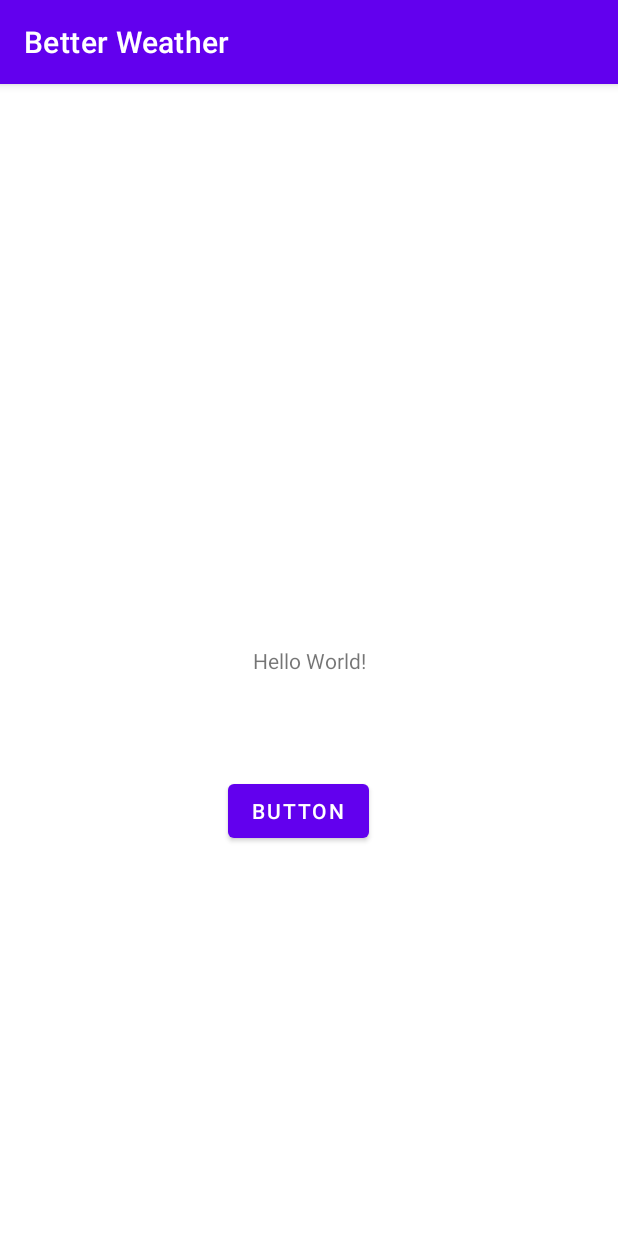
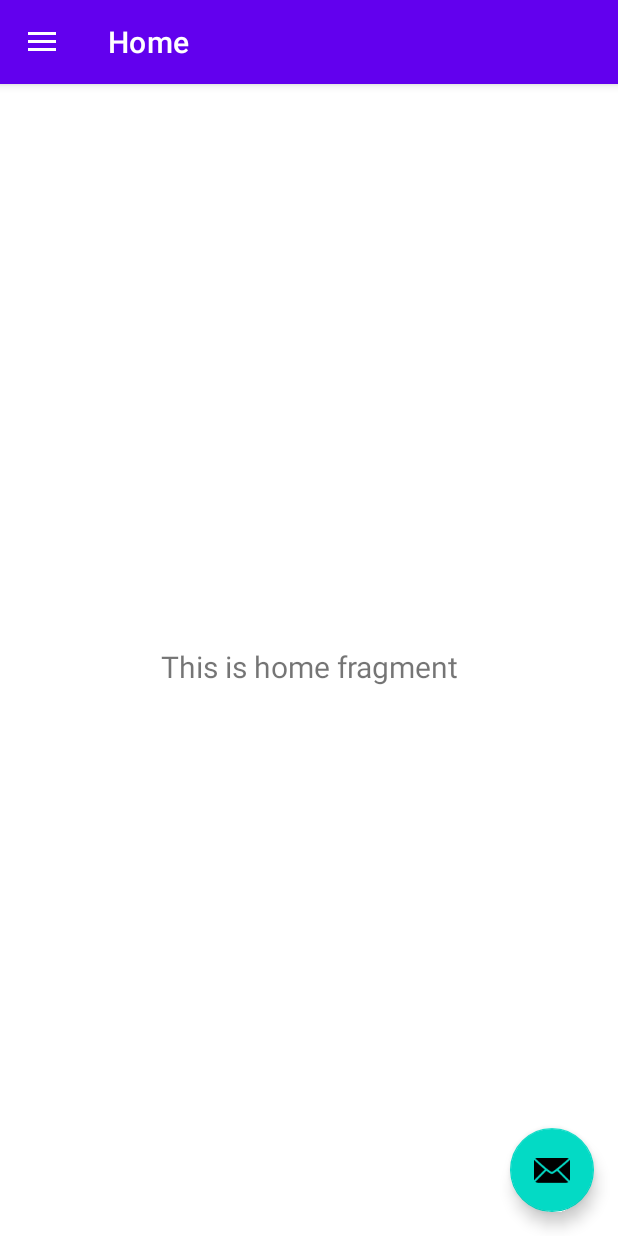
Before and after one commit to Elale1984/BetterWeather, an Android app: the screen it shows after launch once a user with an empty profile is signed in (MainActivity before the commit, HomeActivity after it), on a phone screen of 412 x 824 dp. Run offline under Robolectric (Android 15) with nearby library versions, the phone set to English and light mode, and no system bars; our stand-ins replace Firebase (no records; nobody signed in at launch, a user with empty details on screens opened directly), navigation-ui.

Commit message:
Finished logout functionality from nav drawer

```diff
--- a/app/src/main/java/com/heady/betterweather/view/LoginActivity.java
+++ b/app/src/main/java/com/heady/betterweather/view/LoginActivity.java
@@ -30,18 +30,15 @@ public class LoginActivity extends AppCompatActivity {
 
         // Check if user is signed in (non-null) and update UI accordingly.
         FirebaseUser currentUser = auth.getCurrentUser();
-
+        auth.signOut();
         if(currentUser != null){
-            startActivity(new Intent(LoginActivity.this, MainActivity.class));
+            startActivity(new Intent(LoginActivity.this, HomeActivity.class));
             finish();
         }
 
-        binding.tvRegisterClick.setOnClickListener(new View.OnClickListener() {
-            @Override
-            public void onClick(View v) {
-                startActivity(new Intent(LoginActivity.this, RegisterActivity.class));
-                finish();
-            }
+        binding.tvRegisterClick.setOnClickListener(v -> {
+            startActivity(new Intent(LoginActivity.this, RegisterActivity.class));
+            finish();
         });
 
 
--- a/app/src/main/java/com/heady/betterweather/view/MainActivity.java
+++ /dev/null
@@ -1,34 +0,0 @@
-package com.heady.betterweather.view;
-
-import androidx.appcompat.app.AppCompatActivity;
-
-import android.os.Bundle;
-import android.view.View;
-
-import com.google.android.material.navigation.NavigationView;
-import com.google.firebase.auth.FirebaseAuth;
-import com.heady.betterweather.R;
-import com.heady.betterweather.databinding.ActivityMainBinding;
-import com.heady.betterweather.databinding.ActivityRegisterBinding;
-
-public class MainActivity extends AppCompatActivity {
-
-    private ActivityMainBinding binding;
-    private FirebaseAuth mAuth;
-
-    @Override
-    protected void onCreate(Bundle savedInstanceState) {
-        super.onCreate(savedInstanceState);
-        binding = ActivityMainBinding.inflate(getLayoutInflater());
-        setContentView(binding.getRoot());
-
-
-        binding.button.setOnClickListener(new View.OnClickListener() {
-            @Override
-            public void onClick(View v) {
-                mAuth = FirebaseAuth.getInstance();
-                FirebaseAuth.getInstance().signOut();
-            }
-        });
-    }
-}
--- a/app/src/main/res/layout/activity_main.xml
+++ /dev/null
@@ -1,33 +0,0 @@
-<?xml version="1.0" encoding="utf-8"?>
-<androidx.constraintlayout.widget.ConstraintLayout xmlns:android="http://schemas.android.com/apk/res/android"
-    xmlns:app="http://schemas.android.com/apk/res-auto"
-    xmlns:tools="http://schemas.android.com/tools"
-    android:layout_width="match_parent"
-    android:layout_height="match_parent"
-    tools:context=".view.MainActivity">
-
-    <TextView
-        android:id="@+id/textView2"
-        android:layout_width="wrap_content"
-        android:layout_height="wrap_content"
-        android:text="Hello World!"
-        app:layout_constraintBottom_toBottomOf="parent"
-        app:layout_constraintEnd_toEndOf="parent"
-        app:layout_constraintStart_toStartOf="parent"
-        app:layout_constraintTop_toTopOf="parent" />
-
-    <Button
-        android:id="@+id/button"
-        android:layout_width="wrap_content"
-        android:layout_height="wrap_content"
-        android:layout_marginStart="151dp"
-        android:layout_marginTop="57dp"
-        android:layout_marginEnd="166dp"
-        android:layout_marginBottom="250dp"
-        android:text="Button"
-        app:layout_constraintBottom_toBottomOf="parent"
-        app:layout_constraintEnd_toEndOf="parent"
-        app:layout_constraintStart_toStartOf="parent"
-        app:layout_constraintTop_toBottomOf="@+id/textView2" />
-
-</androidx.constraintlayout.widget.ConstraintLayout>
--- a/app/src/main/res/navigation/mobile_navigation.xml
+++ b/app/src/main/res/navigation/mobile_navigation.xml
@@ -22,4 +22,14 @@
         android:name="com.heady.betterweather.ui.profile.ProfileFragment"
         android:label="@string/my_profile"
         tools:layout="@layout/fragment_slideshow" />
+    <fragment
+        android:id="@+id/nav_settings"
+        android:name="com.heady.betterweather.ui.settings.SettingsFragment"
+        android:label="fragment_settings"
+        tools:layout="@layout/fragment_settings" />
+    <fragment
+        android:id="@+id/nav_logout"
+        android:name="com.heady.betterweather.ui.logout.LogoutFragment"
+        android:label="fragment_logout"
+        tools:layout="@layout/fragment_logout" />
 </navigation>
```
Also changed, not shown: app/build.gradle (+5 -4 lines), app/src/main/AndroidManifest.xml (+1 -7 lines), app/src/main/java/com/heady/betterweather/HomeActivity.java (+7 -14 lines), app/src/main/java/com/heady/betterweather/SettingsActivity.java (deleted, +0 -33 lines), app/src/main/java/com/heady/betterweather/ui/logout/LogoutFragment.java (added, +51 -0 lines), app/src/main/java/com/heady/betterweather/ui/logout/LogoutViewModel.java (added, +18 -0 lines), app/src/main/java/com/heady/betterweather/ui/settings/SettingsFragment.java (added, +43 -0 lines), app/src/main/java/com/heady/betterweather/ui/settings/SettingsViewModel.java (added, +19 -0 lines), app/src/main/res/layout/fragment_logout.xml (added, +24 -0 lines), app/src/main/res/layout/fragment_settings.xml (added, +23 -0 lines), app/src/main/res/menu/home.xml (deleted, +0 -8 lines), app/src/main/res/xml/root_preferences.xml (+60 -0 lines).
